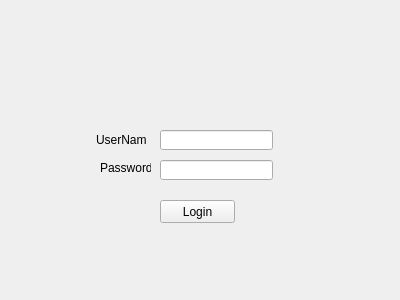
Old version of the form login.ui in the repository joe564338/ChatSec.
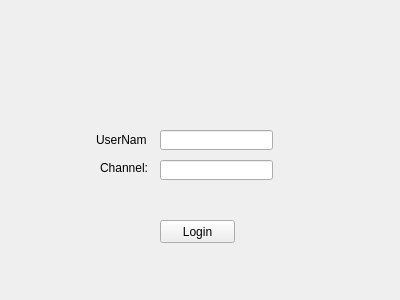
New version of the form.

Patch:
```diff
--- a/login.ui
+++ b/login.ui
@@ -56,14 +56,14 @@
     </rect>
    </property>
    <property name="text">
-    <string>Password:</string>
+    <string>Channel:</string>
    </property>
   </widget>
   <widget class="QPushButton" name="mLoginButton">
    <property name="geometry">
     <rect>
      <x>160</x>
-     <y>200</y>
+     <y>220</y>
      <width>75</width>
      <height>23</height>
     </rect>
```
